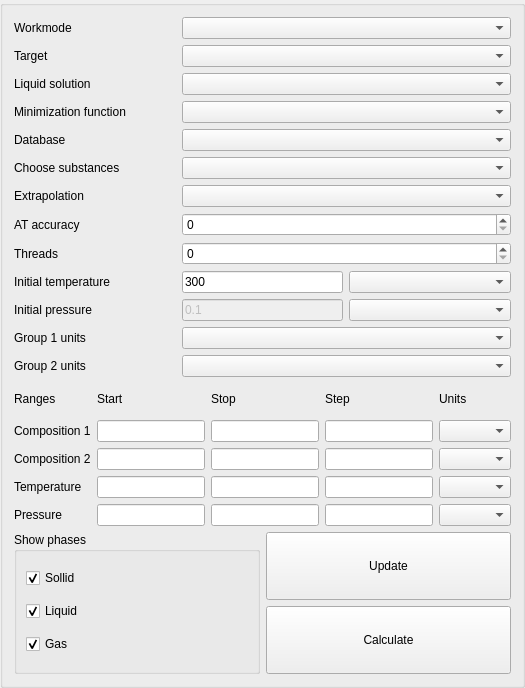
First picture: the form in src/calculationparameters.ui, repository alexonemore/atc, before the edit.
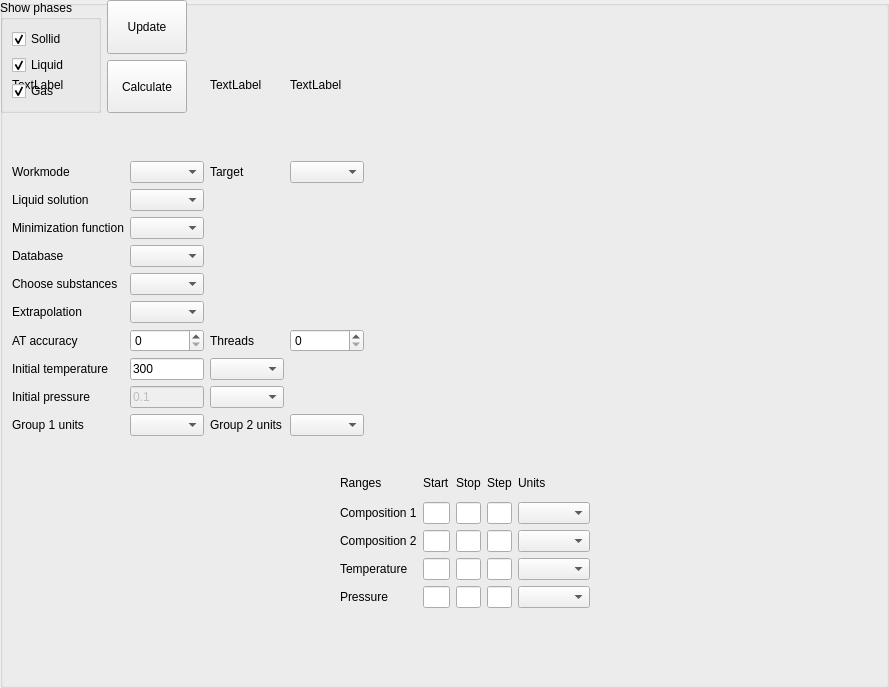
Second picture: the form after the edit.

Diff of the .ui file:
```diff
--- a/src/calculationparameters.ui
+++ b/src/calculationparameters.ui
@@ -6,178 +6,238 @@
    <rect>
     <x>0</x>
     <y>0</y>
-    <width>524</width>
+    <width>889</width>
     <height>688</height>
    </rect>
   </property>
+  <property name="sizePolicy">
+   <sizepolicy hsizetype="Minimum" vsizetype="Minimum">
+    <horstretch>0</horstretch>
+    <verstretch>0</verstretch>
+   </sizepolicy>
+  </property>
   <property name="windowTitle">
    <string>GroupBox</string>
   </property>
-  <layout class="QVBoxLayout" name="verticalLayout_2">
-   <item>
+  <widget class="QWidget" name="gridLayoutWidget">
+   <property name="geometry">
+    <rect>
+     <x>390</x>
+     <y>20</y>
+     <width>451</width>
+     <height>411</height>
+    </rect>
+   </property>
+   <layout class="QGridLayout" name="gridLayout_3"/>
+  </widget>
+  <widget class="QWidget" name="">
+   <property name="geometry">
+    <rect>
+     <x>12</x>
+     <y>15</y>
+     <width>352</width>
+     <height>421</height>
+    </rect>
+   </property>
     <layout class="QGridLayout" name="gridLayout">
-     <item row="9" column="1">
-      <widget class="QLineEdit" name="temperature_initial">
+    <item row="0" column="0">
+     <widget class="QLabel" name="label">
+      <property name="text">
+       <string>TextLabel</string>
+      </property>
+     </widget>
+    </item>
+    <item row="11" column="0">
+     <widget class="QLabel" name="label_6">
+      <property name="text">
+       <string>Initial pressure</string>
+      </property>
+     </widget>
+    </item>
+    <item row="11" column="1">
+     <widget class="QLineEdit" name="pressure_initial">
+      <property name="enabled">
+       <bool>false</bool>
+      </property>
        <property name="sizePolicy">
-        <sizepolicy hsizetype="Minimum" vsizetype="Fixed">
+       <sizepolicy hsizetype="Ignored" vsizetype="Fixed">
          <horstretch>0</horstretch>
          <verstretch>0</verstretch>
         </sizepolicy>
        </property>
        <property name="text">
-        <string>300</string>
+       <string>0.1</string>
        </property>
       </widget>
      </item>
-     <item row="3" column="0">
+    <item row="5" column="0">
+     <widget class="QLabel" name="label_24">
+      <property name="text">
+       <string>Database</string>
+      </property>
+     </widget>
+    </item>
+    <item row="12" column="2">
+     <widget class="QLabel" name="label_8">
+      <property name="text">
+       <string>Group 2 units</string>
+      </property>
+     </widget>
+    </item>
+    <item row="6" column="1">
+     <widget class="QComboBox" name="choose_substances"/>
+    </item>
+    <item row="1" column="2">
+     <widget class="QLabel" name="label_19">
+      <property name="text">
+       <string>Target</string>
+      </property>
+     </widget>
+    </item>
+    <item row="12" column="1">
+     <widget class="QComboBox" name="group1_units"/>
+    </item>
+    <item row="4" column="1">
+     <widget class="QComboBox" name="minimization_function"/>
+    </item>
+    <item row="7" column="1">
+     <widget class="QComboBox" name="extrapolation"/>
+    </item>
+    <item row="0" column="2">
+     <widget class="QLabel" name="label_4">
+      <property name="text">
+       <string>TextLabel</string>
+      </property>
+     </widget>
+    </item>
+    <item row="8" column="3">
+     <widget class="QSpinBox" name="threads"/>
+    </item>
+    <item row="4" column="0">
       <widget class="QLabel" name="label_23">
        <property name="text">
         <string>Minimization function</string>
        </property>
       </widget>
      </item>
+    <item row="0" column="3">
+     <widget class="QLabel" name="label_5">
+      <property name="text">
+       <string>TextLabel</string>
+      </property>
+     </widget>
+    </item>
+    <item row="12" column="3">
+     <widget class="QComboBox" name="group2_units"/>
+    </item>
+    <item row="10" column="2">
+     <widget class="QComboBox" name="temperature_initial_units"/>
+    </item>
      <item row="12" column="0">
-      <widget class="QLabel" name="label_8">
+     <widget class="QLabel" name="label_7">
        <property name="text">
-        <string>Group 2 units</string>
+       <string>Group 1 units</string>
+      </property>
+     </widget>
+    </item>
+    <item row="5" column="1">
+     <widget class="QComboBox" name="database"/>
+    </item>
+    <item row="11" column="2">
+     <widget class="QComboBox" name="pressure_initial_units"/>
+    </item>
+    <item row="10" column="1">
+     <widget class="QLineEdit" name="temperature_initial">
+      <property name="sizePolicy">
+       <sizepolicy hsizetype="Ignored" vsizetype="Fixed">
+        <horstretch>0</horstretch>
+        <verstretch>0</verstretch>
+       </sizepolicy>
+      </property>
+      <property name="text">
+       <string>300</string>
+      </property>
+     </widget>
+    </item>
+    <item row="8" column="2">
+     <widget class="QLabel" name="label_27">
+      <property name="text">
+       <string>Threads</string>
        </property>
       </widget>
      </item>
      <item row="10" column="0">
-      <widget class="QLabel" name="label_6">
-       <property name="text">
-        <string>Initial pressure</string>
-       </property>
-      </widget>
-     </item>
-     <item row="6" column="0">
-      <widget class="QLabel" name="label_25">
-       <property name="text">
-        <string>Extrapolation</string>
-       </property>
-      </widget>
-     </item>
-     <item row="9" column="0">
       <widget class="QLabel" name="label_2">
        <property name="text">
         <string>Initial temperature</string>
        </property>
       </widget>
      </item>
-     <item row="1" column="0">
-      <widget class="QLabel" name="label_19">
-       <property name="text">
-        <string>Target</string>
-       </property>
-      </widget>
-     </item>
-     <item row="2" column="0">
-      <widget class="QLabel" name="label_22">
-       <property name="text">
-        <string>Liquid solution</string>
-       </property>
-      </widget>
-     </item>
-     <item row="7" column="0">
+    <item row="1" column="1">
+     <widget class="QComboBox" name="workmode"/>
+    </item>
+    <item row="8" column="0">
       <widget class="QLabel" name="label_26">
        <property name="text">
         <string>AT accuracy</string>
        </property>
       </widget>
      </item>
-     <item row="5" column="0">
+    <item row="6" column="0">
       <widget class="QLabel" name="label_28">
        <property name="text">
         <string>Choose substances</string>
        </property>
       </widget>
      </item>
-     <item row="8" column="0">
-      <widget class="QLabel" name="label_27">
-       <property name="text">
-        <string>Threads</string>
-       </property>
-      </widget>
-     </item>
-     <item row="4" column="0">
-      <widget class="QLabel" name="label_24">
-       <property name="text">
-        <string>Database</string>
-       </property>
-      </widget>
-     </item>
-     <item row="10" column="1">
-      <widget class="QLineEdit" name="pressure_initial">
-       <property name="enabled">
-        <bool>false</bool>
-       </property>
-       <property name="sizePolicy">
-        <sizepolicy hsizetype="Minimum" vsizetype="Fixed">
-         <horstretch>0</horstretch>
-         <verstretch>0</verstretch>
-        </sizepolicy>
-       </property>
-       <property name="text">
-        <string>0.1</string>
-       </property>
-      </widget>
-     </item>
-     <item row="10" column="2">
-      <widget class="QComboBox" name="pressure_initial_units"/>
-     </item>
-     <item row="11" column="0">
-      <widget class="QLabel" name="label_7">
-       <property name="text">
-        <string>Group 1 units</string>
-       </property>
-      </widget>
-     </item>
-     <item row="9" column="2">
-      <widget class="QComboBox" name="temperature_initial_units"/>
-     </item>
-     <item row="1" column="1" colspan="2">
+    <item row="1" column="3">
       <widget class="QComboBox" name="target"/>
      </item>
-     <item row="2" column="1" colspan="2">
-      <widget class="QComboBox" name="liquid_solution"/>
-     </item>
-     <item row="3" column="1" colspan="2">
-      <widget class="QComboBox" name="minimization_function"/>
-     </item>
-     <item row="4" column="1" colspan="2">
-      <widget class="QComboBox" name="database"/>
-     </item>
-     <item row="5" column="1" colspan="2">
-      <widget class="QComboBox" name="choose_substances"/>
-     </item>
-     <item row="6" column="1" colspan="2">
-      <widget class="QComboBox" name="extrapolation"/>
-     </item>
-     <item row="7" column="1" colspan="2">
-      <widget class="QSpinBox" name="at_accuracy"/>
-     </item>
-     <item row="8" column="1" colspan="2">
-      <widget class="QSpinBox" name="threads"/>
-     </item>
-     <item row="11" column="1" colspan="2">
-      <widget class="QComboBox" name="group1_units"/>
-     </item>
-     <item row="12" column="1" colspan="2">
-      <widget class="QComboBox" name="group2_units"/>
-     </item>
-     <item row="0" column="1" colspan="2">
-      <widget class="QComboBox" name="workmode"/>
-     </item>
-     <item row="0" column="0">
+    <item row="7" column="0">
+     <widget class="QLabel" name="label_25">
+      <property name="text">
+       <string>Extrapolation</string>
+      </property>
+     </widget>
+    </item>
+    <item row="1" column="0">
       <widget class="QLabel" name="label_29">
        <property name="text">
         <string>Workmode</string>
        </property>
       </widget>
      </item>
-    </layout>
-   </item>
-   <item>
+    <item row="0" column="1">
+     <widget class="QLabel" name="label_3">
+      <property name="text">
+       <string>TextLabel</string>
+      </property>
+     </widget>
+    </item>
+    <item row="8" column="1">
+     <widget class="QSpinBox" name="at_accuracy"/>
+    </item>
+    <item row="3" column="1">
+     <widget class="QComboBox" name="liquid_solution"/>
+    </item>
+    <item row="3" column="0">
+     <widget class="QLabel" name="label_22">
+      <property name="text">
+       <string>Liquid solution</string>
+      </property>
+     </widget>
+    </item>
+   </layout>
+  </widget>
+  <widget class="QWidget" name="">
+   <property name="geometry">
+    <rect>
+     <x>340</x>
+     <y>470</y>
+     <width>250</width>
+     <height>138</height>
+    </rect>
+   </property>
     <layout class="QGridLayout" name="gridLayout_2">
      <item row="0" column="4">
       <widget class="QLabel" name="label_42">
@@ -238,7 +298,7 @@
      <item row="1" column="1">
       <widget class="QLineEdit" name="lineEdit">
        <property name="sizePolicy">
-        <sizepolicy hsizetype="MinimumExpanding" vsizetype="Fixed">
+       <sizepolicy hsizetype="Ignored" vsizetype="Fixed">
          <horstretch>0</horstretch>
          <verstretch>0</verstretch>
         </sizepolicy>
@@ -247,14 +307,14 @@
         <bool>true</bool>
        </property>
        <property name="clearButtonEnabled">
-        <bool>true</bool>
+       <bool>false</bool>
        </property>
       </widget>
      </item>
      <item row="1" column="2">
       <widget class="QLineEdit" name="lineEdit_2">
        <property name="sizePolicy">
-        <sizepolicy hsizetype="MinimumExpanding" vsizetype="Fixed">
+       <sizepolicy hsizetype="Ignored" vsizetype="Fixed">
          <horstretch>0</horstretch>
          <verstretch>0</verstretch>
         </sizepolicy>
@@ -264,7 +324,7 @@
      <item row="1" column="3">
       <widget class="QLineEdit" name="lineEdit_3">
        <property name="sizePolicy">
-        <sizepolicy hsizetype="MinimumExpanding" vsizetype="Fixed">
+       <sizepolicy hsizetype="Ignored" vsizetype="Fixed">
          <horstretch>0</horstretch>
          <verstretch>0</verstretch>
         </sizepolicy>
@@ -274,7 +334,7 @@
      <item row="2" column="1">
       <widget class="QLineEdit" name="lineEdit_4">
        <property name="sizePolicy">
-        <sizepolicy hsizetype="MinimumExpanding" vsizetype="Fixed">
+       <sizepolicy hsizetype="Ignored" vsizetype="Fixed">
          <horstretch>0</horstretch>
          <verstretch>0</verstretch>
         </sizepolicy>
@@ -284,7 +344,7 @@
      <item row="2" column="2">
       <widget class="QLineEdit" name="lineEdit_5">
        <property name="sizePolicy">
-        <sizepolicy hsizetype="MinimumExpanding" vsizetype="Fixed">
+       <sizepolicy hsizetype="Ignored" vsizetype="Fixed">
          <horstretch>0</horstretch>
          <verstretch>0</verstretch>
         </sizepolicy>
@@ -294,7 +354,7 @@
      <item row="2" column="3">
       <widget class="QLineEdit" name="lineEdit_6">
        <property name="sizePolicy">
-        <sizepolicy hsizetype="MinimumExpanding" vsizetype="Fixed">
+       <sizepolicy hsizetype="Ignored" vsizetype="Fixed">
          <horstretch>0</horstretch>
          <verstretch>0</verstretch>
         </sizepolicy>
@@ -304,7 +364,7 @@
      <item row="3" column="1">
       <widget class="QLineEdit" name="lineEdit_7">
        <property name="sizePolicy">
-        <sizepolicy hsizetype="MinimumExpanding" vsizetype="Fixed">
+       <sizepolicy hsizetype="Ignored" vsizetype="Fixed">
          <horstretch>0</horstretch>
          <verstretch>0</verstretch>
         </sizepolicy>
@@ -314,7 +374,7 @@
      <item row="4" column="1">
       <widget class="QLineEdit" name="lineEdit_8">
        <property name="sizePolicy">
-        <sizepolicy hsizetype="MinimumExpanding" vsizetype="Fixed">
+       <sizepolicy hsizetype="Ignored" vsizetype="Fixed">
          <horstretch>0</horstretch>
          <verstretch>0</verstretch>
         </sizepolicy>
@@ -324,7 +384,7 @@
      <item row="3" column="2">
       <widget class="QLineEdit" name="lineEdit_9">
        <property name="sizePolicy">
-        <sizepolicy hsizetype="MinimumExpanding" vsizetype="Fixed">
+       <sizepolicy hsizetype="Ignored" vsizetype="Fixed">
          <horstretch>0</horstretch>
          <verstretch>0</verstretch>
         </sizepolicy>
@@ -334,7 +394,7 @@
      <item row="3" column="3">
       <widget class="QLineEdit" name="lineEdit_10">
        <property name="sizePolicy">
-        <sizepolicy hsizetype="MinimumExpanding" vsizetype="Fixed">
+       <sizepolicy hsizetype="Ignored" vsizetype="Fixed">
          <horstretch>0</horstretch>
          <verstretch>0</verstretch>
         </sizepolicy>
@@ -344,7 +404,7 @@
      <item row="4" column="2">
       <widget class="QLineEdit" name="lineEdit_11">
        <property name="sizePolicy">
-        <sizepolicy hsizetype="MinimumExpanding" vsizetype="Fixed">
+       <sizepolicy hsizetype="Ignored" vsizetype="Fixed">
          <horstretch>0</horstretch>
          <verstretch>0</verstretch>
         </sizepolicy>
@@ -354,7 +414,7 @@
      <item row="4" column="3">
       <widget class="QLineEdit" name="lineEdit_12">
        <property name="sizePolicy">
-        <sizepolicy hsizetype="MinimumExpanding" vsizetype="Fixed">
+       <sizepolicy hsizetype="Ignored" vsizetype="Fixed">
          <horstretch>0</horstretch>
          <verstretch>0</verstretch>
         </sizepolicy>
@@ -381,8 +441,8 @@
       </widget>
      </item>
     </layout>
-   </item>
-   <item>
+  </widget>
+  <widget class="QWidget" name="">
     <layout class="QHBoxLayout" name="horizontalLayout_2">
      <item>
       <widget class="QGroupBox" name="groupBox_10">
@@ -434,7 +494,7 @@
        <item>
         <widget class="QPushButton" name="update">
          <property name="sizePolicy">
-          <sizepolicy hsizetype="Preferred" vsizetype="Preferred">
+         <sizepolicy hsizetype="Expanding" vsizetype="Preferred">
            <horstretch>0</horstretch>
            <verstretch>0</verstretch>
           </sizepolicy>
@@ -447,7 +507,7 @@
        <item>
         <widget class="QPushButton" name="calculate">
          <property name="sizePolicy">
-          <sizepolicy hsizetype="Preferred" vsizetype="Preferred">
+         <sizepolicy hsizetype="Expanding" vsizetype="Preferred">
            <horstretch>0</horstretch>
            <verstretch>0</verstretch>
           </sizepolicy>
@@ -460,8 +520,7 @@
       </layout>
      </item>
     </layout>
-   </item>
-  </layout>
+  </widget>
  </widget>
  <resources/>
  <connections/>
```
Lines whose indentation alone changed are shown as unchanged.
